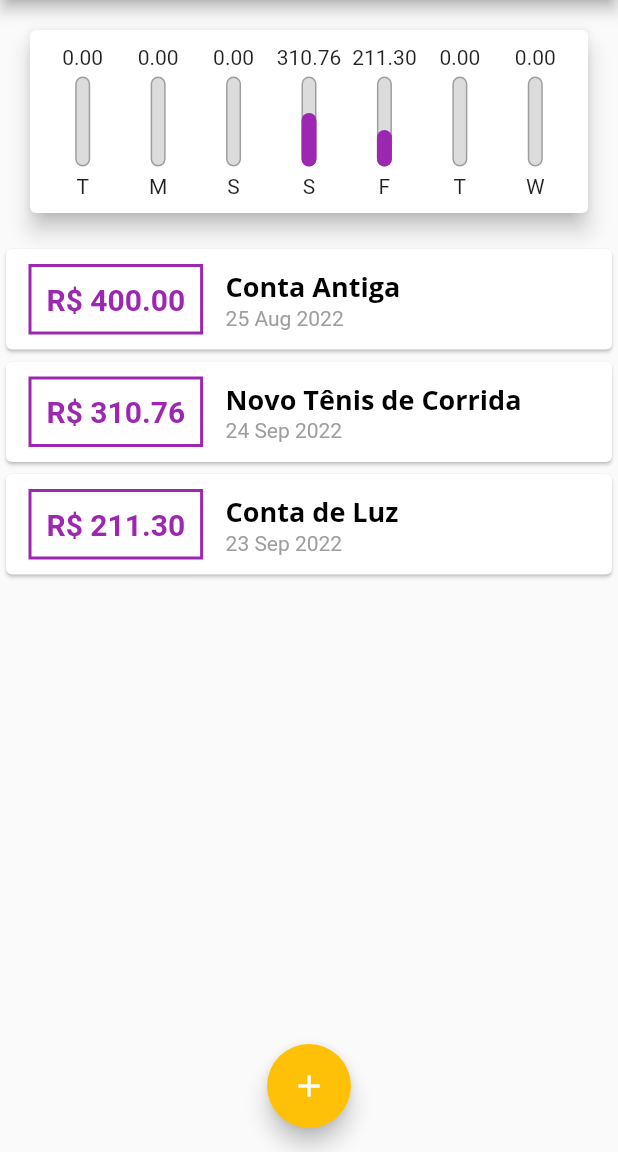
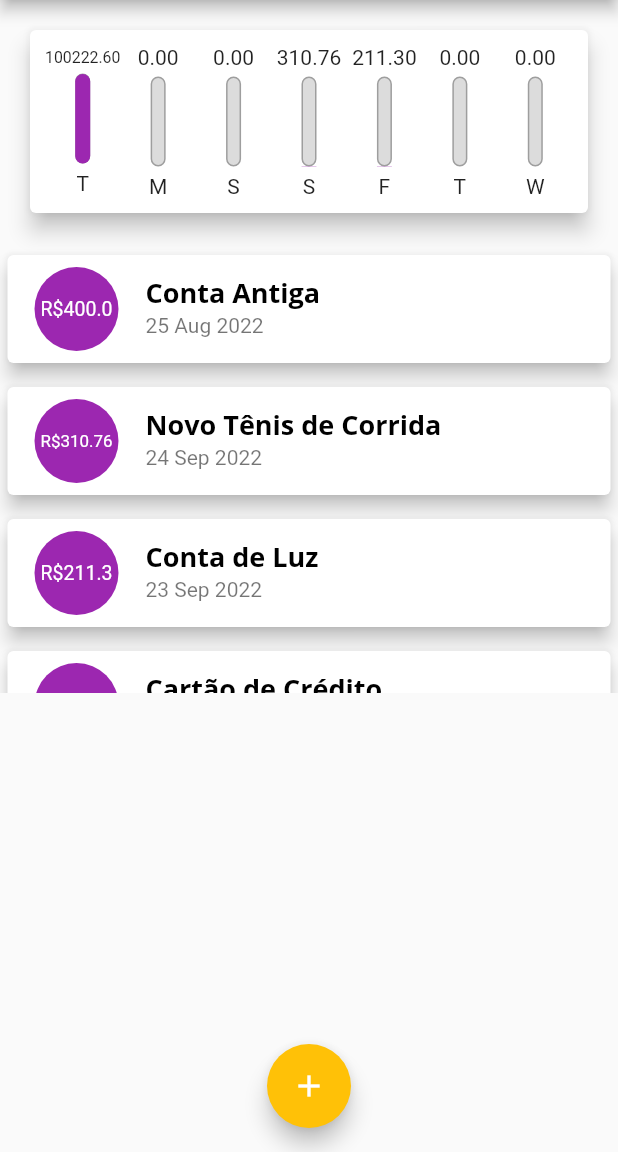
Before and after one commit to jnishizima/flutter, a Flutter app: the screen it shows after launch, on a phone screen of 412 x 824 dp, the part 84-1236 px from its top. Run offline on Flutter 3.47's test engine with Material 2 defaults, Android fonts, the phone set to English and light mode, and no system bars.

Commit message:
usando o ListTile

```diff
--- a/projeto_despesas/lib/components/transaction_list.dart
+++ b/projeto_despesas/lib/components/transaction_list.dart
@@ -34,45 +34,34 @@ class TransactionList extends StatelessWidget {
               itemBuilder: (ctx, index) {
                 final tr = transactions[index];
                 return Card(
-                  child: Row(
-                    children: [
-                      Container(
+                  elevation: 5,
                   margin: const EdgeInsets.symmetric(
-                          horizontal: 15,
-                          vertical: 10,
+                    vertical: 8,
+                    horizontal: 5,
                   ),
-                        decoration: BoxDecoration(
-                          border: Border.all(
-                            color: Theme.of(context).colorScheme.primary,
-                            width: 2,
-                          ),
-                        ),
-                        padding: const EdgeInsets.all(10),
+                  child: ListTile(
+                    leading: CircleAvatar(
+                      backgroundColor: Colors.purple,
+                      radius: 30,
+                      child: Padding(
+                        padding: const EdgeInsets.all(6),
+                        child: FittedBox(
                           child: Text(
-                          'R\$ ${tr.value.toStringAsFixed(2)}',
-                          style: TextStyle(
-                            fontWeight: FontWeight.bold,
-                            fontSize: 20,
-                            color: Theme.of(context).colorScheme.primary,
+                            'R\$${tr.value}',
+                            style: const TextStyle(
+                              color: Colors.white,
                             ),
                           ),
                         ),
-                      Column(
-                        crossAxisAlignment: CrossAxisAlignment.start,
-                        children: [
-                          Text(
+                      ),
+                    ),
+                    title: Text(
                       tr.title,
                       style: Theme.of(context).textTheme.headline6,
                     ),
-                          Text(
+                    subtitle: Text(
                       DateFormat('d MMM y').format(tr.date),
-                            style: const TextStyle(
-                              color: Colors.grey,
                     ),
-                          ),
-                        ],
-                      ),
-                    ],
                   ),
                 );
               },
--- a/projeto_despesas/lib/main.dart
+++ b/projeto_despesas/lib/main.dart
@@ -68,6 +68,18 @@ class _MyHomePageState extends State<MyHomePage> {
       value: 211.30,
       date: DateTime.now().subtract(const Duration(days: 4)),
     ),
+    Transaction(
+      id: 't3',
+      title: 'Cartão de Crédito',
+      value: 100211.30,
+      date: DateTime.now(),
+    ),
+    Transaction(
+      id: 't4',
+      title: 'Lanche',
+      value: 11.30,
+      date: DateTime.now(),
+    ),
   ];
 
   List<Transaction> get _recentTransactions {
```
Lines whose indentation alone changed are shown as unchanged.
